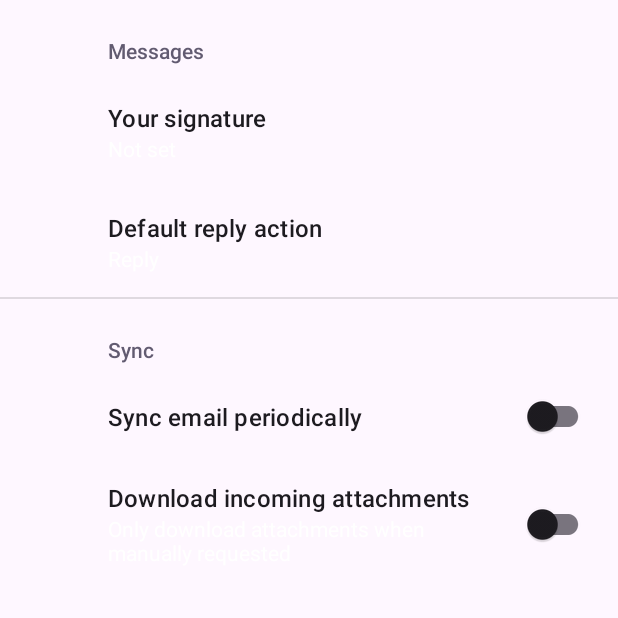
After one commit to FrankMamuda/pupinotajs, an Android app: the SettingsActivity screen opened directly, with no data from a screen before it, on a phone screen of 412 x 824 dp, the top half of it. The commit adds this screen. Run offline under Robolectric (Android 15) with nearby library versions, the phone set to English and light mode, and no system bars; our stand-ins replace androidx.preference.

Commit message:
internal changes; add settings activity

```diff
--- a/app/build.gradle.kts
+++ b/app/build.gradle.kts
@@ -4,11 +4,11 @@
 }
 
 android {
-    namespace = "com.example.pupinotajs"
+    namespace = "org.factory12.pupinotajs"
     compileSdk = 34
 
     defaultConfig {
-        applicationId = "com.example.pupinotajs"
+        applicationId = "org.factory12.pupinotajs"
         minSdk = 24
         targetSdk = 34
         versionCode = 1
@@ -43,6 +43,7 @@
     implementation("androidx.constraintlayout:constraintlayout:2.1.4")
     implementation("androidx.navigation:navigation-fragment-ktx:2.6.0")
     implementation("androidx.navigation:navigation-ui-ktx:2.6.0")
+    implementation("androidx.preference:preference:1.2.0")
     testImplementation("junit:junit:4.13.2")
     androidTestImplementation("androidx.test.ext:junit:1.1.5")
     androidTestImplementation("androidx.test.espresso:espresso-core:3.5.1")
--- a/app/src/main/java/com/example/pupinotajs/MainActivity.kt
+++ b/app/src/main/java/org/factory12/pupinotajs/MainActivity.kt
@@ -1,4 +1,4 @@
-package com.example.pupinotajs
+package org.factory12.pupinotajs
 
 
 import android.content.ClipData
@@ -20,7 +20,7 @@
 import android.widget.EditText
 import androidx.appcompat.app.AppCompatActivity
 import androidx.core.content.ContextCompat
-import com.example.pupinotajs.databinding.ActivityMainBinding
+import org.factory12.pupinotajs.databinding.ActivityMainBinding
 import java.util.Locale
 
 
--- /dev/null
+++ b/app/src/main/java/org/factory12/pupinotajs/SettingsActivity.kt
@@ -0,0 +1,26 @@
+package org.factory12.pupinotajs
+
+import android.os.Bundle
+import androidx.appcompat.app.AppCompatActivity
+import androidx.preference.PreferenceFragmentCompat
+
+class SettingsActivity : AppCompatActivity() {
+
+    override fun onCreate(savedInstanceState: Bundle?) {
+        super.onCreate(savedInstanceState)
+        setContentView(R.layout.settings_activity)
+        if (savedInstanceState == null) {
+            supportFragmentManager
+                .beginTransaction()
+                .replace(R.id.settings, SettingsFragment())
+                .commit()
+        }
+        supportActionBar?.setDisplayHomeAsUpEnabled(true)
+    }
+
+    class SettingsFragment : PreferenceFragmentCompat() {
+        override fun onCreatePreferences(savedInstanceState: Bundle?, rootKey: String?) {
+            setPreferencesFromResource(R.xml.root_preferences, rootKey)
+        }
+    }
+}
--- /dev/null
+++ b/app/src/main/res/layout/settings_activity.xml
@@ -0,0 +1,9 @@
+<LinearLayout xmlns:android="http://schemas.android.com/apk/res/android"
+    android:layout_width="match_parent"
+    android:layout_height="match_parent">
+
+    <FrameLayout
+        android:id="@+id/settings"
+        android:layout_width="match_parent"
+        android:layout_height="match_parent" />
+</LinearLayout>
--- /dev/null
+++ b/app/src/main/res/values/arrays.xml
@@ -0,0 +1,12 @@
+<resources>
+    <!-- Reply Preference -->
+    <string-array name="reply_entries">
+        <item>Reply</item>
+        <item>Reply to all</item>
+    </string-array>
+
+    <string-array name="reply_values">
+        <item>reply</item>
+        <item>reply_all</item>
+    </string-array>
+</resources>
--- a/app/src/main/res/values/strings.xml
+++ b/app/src/main/res/values/strings.xml
@@ -5,4 +5,20 @@
     <string name="action_copy">Nokopēt</string>
     <string name="first_fragment_label">Pupiņotājs</string>
     <string name="input_hint">Šeit ievadi tekstu, ko vēlēs pārvērst Pupiņvalodā.\n\nKad gatavs, nospied uz Pupiņas un gaidi brīnumu.</string>
+    <string name="title_activity_settings">SettingsActivity</string>
+
+    <!-- Preference Titles -->
+    <string name="messages_header">Messages</string>
+    <string name="sync_header">Sync</string>
+
+    <!-- Messages Preferences -->
+    <string name="signature_title">Your signature</string>
+    <string name="reply_title">Default reply action</string>
+
+    <!-- Sync Preferences -->
+    <string name="sync_title">Sync email periodically</string>
+    <string name="attachment_title">Download incoming attachments</string>
+    <string name="attachment_summary_on">Automatically download attachments for incoming emails
+    </string>
+    <string name="attachment_summary_off">Only download attachments when manually requested</string>
 </resources>
--- /dev/null
+++ b/app/src/main/res/xml/root_preferences.xml
@@ -0,0 +1,35 @@
+<PreferenceScreen xmlns:app="http://schemas.android.com/apk/res-auto">
+
+    <PreferenceCategory app:title="@string/messages_header">
+
+        <EditTextPreference
+            app:key="signature"
+            app:title="@string/signature_title"
+            app:useSimpleSummaryProvider="true" />
+
+        <ListPreference
+            app:defaultValue="reply"
+            app:entries="@array/reply_entries"
+            app:entryValues="@array/reply_values"
+            app:key="reply"
+            app:title="@string/reply_title"
+            app:useSimpleSummaryProvider="true" />
+
+    </PreferenceCategory>
+
+    <PreferenceCategory app:title="@string/sync_header">
+
+        <SwitchPreferenceCompat
+            app:key="sync"
+            app:title="@string/sync_title" />
+
+        <SwitchPreferenceCompat
+            app:dependency="sync"
+            app:key="attachment"
+            app:summaryOff="@string/attachment_summary_off"
+            app:summaryOn="@string/attachment_summary_on"
+            app:title="@string/attachment_title" />
+
+    </PreferenceCategory>
+
+</PreferenceScreen>
```
Also changed, not shown: app/src/main/AndroidManifest.xml (+6 -2 lines), app/src/main/res/navigation/nav_graph.xml (deleted, +0 -13 lines), 1 other file.
